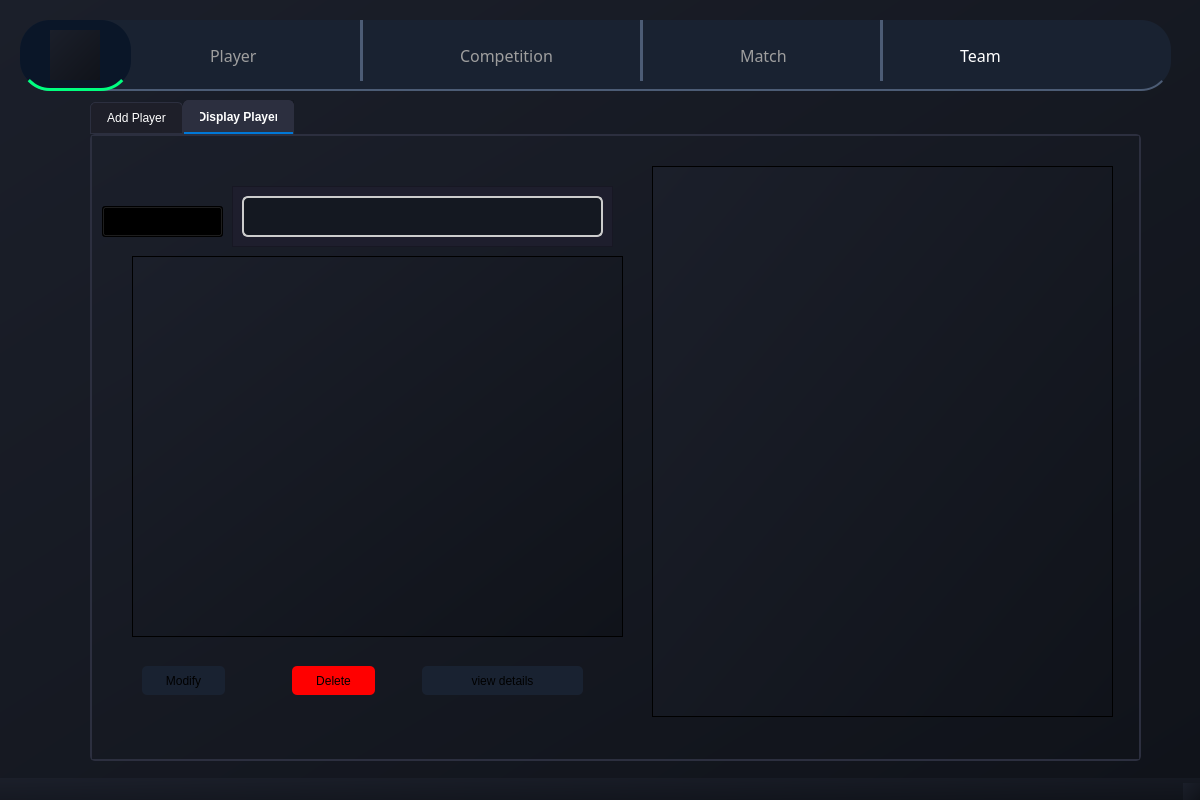
The window that JoueurQ/mainwindow.ui (Azer-khadhraoui/ALDAWRY-FOOTBALL) describes before a commit, drawn with Qt 5.
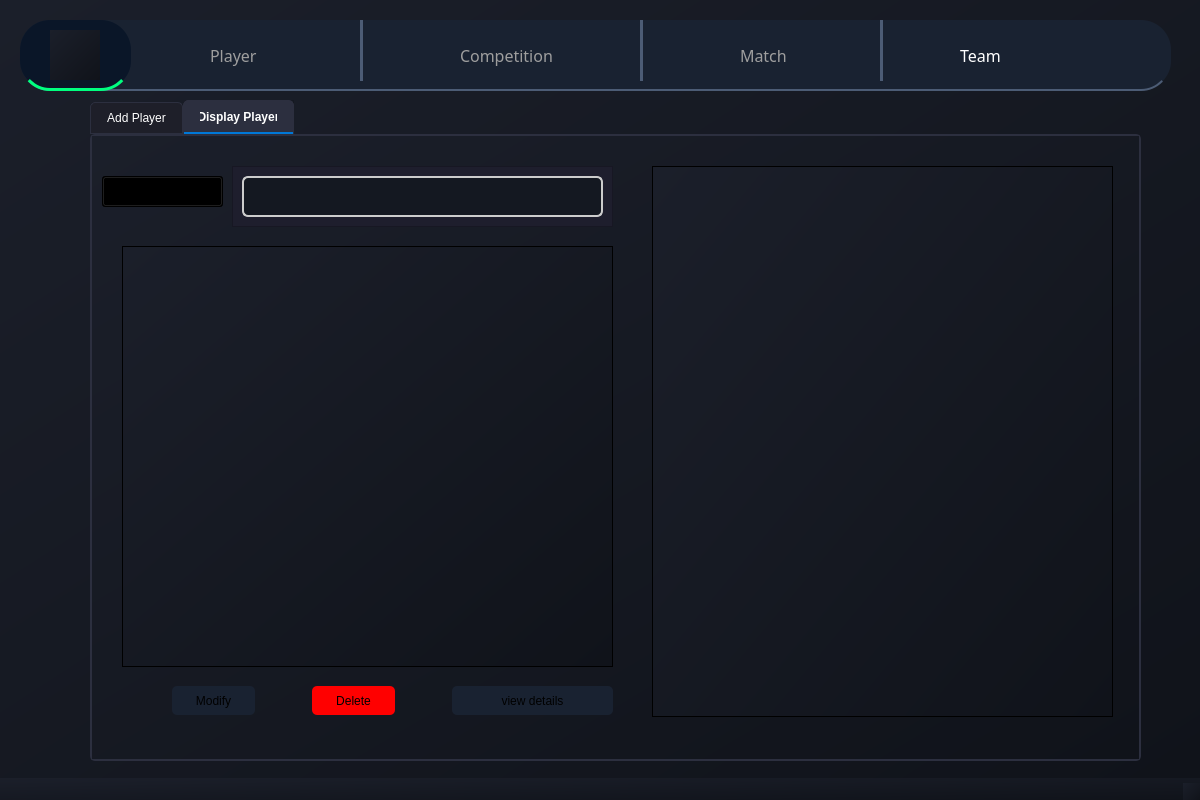
The same window after the commit. Icons and pictures are not drawn.

Commit message: améliorer le design dans pdf

The edit to the form file:
```diff
--- a/JoueurQ/mainwindow.ui
+++ b/JoueurQ/mainwindow.ui
@@ -565,7 +565,7 @@
       <property name="geometry">
        <rect>
         <x>140</x>
-        <y>50</y>
+        <y>30</y>
         <width>381</width>
         <height>61</height>
        </rect>
@@ -606,8 +606,8 @@
      <widget class="QPushButton" name="pushButton_3">
       <property name="geometry">
        <rect>
-        <x>200</x>
-        <y>530</y>
+        <x>220</x>
+        <y>550</y>
         <width>83</width>
         <height>29</height>
        </rect>
@@ -623,8 +623,8 @@
      <widget class="QPushButton" name="buttonModify">
       <property name="geometry">
        <rect>
-        <x>50</x>
-        <y>530</y>
+        <x>80</x>
+        <y>550</y>
         <width>83</width>
         <height>29</height>
        </rect>
@@ -640,18 +640,18 @@
      <widget class="QTableWidget" name="tableWidget">
       <property name="geometry">
        <rect>
-        <x>40</x>
-        <y>120</y>
+        <x>30</x>
+        <y>110</y>
         <width>491</width>
-        <height>381</height>
+        <height>421</height>
        </rect>
       </property>
      </widget>
      <widget class="QPushButton" name="buttonViewDetails">
       <property name="geometry">
        <rect>
-        <x>330</x>
-        <y>530</y>
+        <x>360</x>
+        <y>550</y>
         <width>161</width>
         <height>29</height>
        </rect>
@@ -682,7 +682,7 @@
       <property name="geometry">
        <rect>
         <x>10</x>
-        <y>70</y>
+        <y>40</y>
         <width>121</width>
         <height>31</height>
        </rect>
```
The commit also changes 2 other files.
